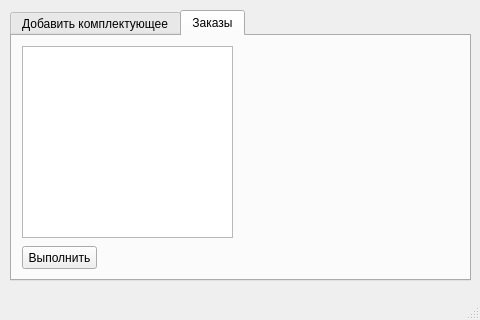
IraSoro/bike-store-database, file windowpostavsika.ui: the form before one commit.
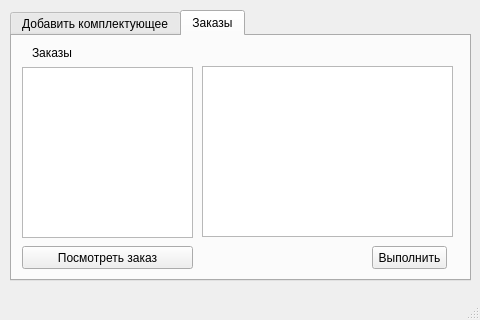
The form after the commit. The open tabs and pages were chosen to show the change.

The edit to the form file:
```diff
--- a/windowpostavsika.ui
+++ b/windowpostavsika.ui
@@ -168,9 +168,9 @@
       <property name="geometry">
        <rect>
         <x>10</x>
-        <y>10</y>
-        <width>211</width>
-        <height>192</height>
+        <y>31</y>
+        <width>171</width>
+        <height>171</height>
        </rect>
       </property>
      </widget>
@@ -178,6 +178,42 @@
       <property name="geometry">
        <rect>
         <x>10</x>
+        <y>210</y>
+        <width>171</width>
+        <height>23</height>
+       </rect>
+      </property>
+      <property name="text">
+       <string>Посмотреть заказ</string>
+      </property>
+     </widget>
+     <widget class="QLabel" name="label">
+      <property name="geometry">
+       <rect>
+        <x>20</x>
+        <y>10</y>
+        <width>47</width>
+        <height>13</height>
+       </rect>
+      </property>
+      <property name="text">
+       <string>Заказы</string>
+      </property>
+     </widget>
+     <widget class="QTableWidget" name="tableWidget">
+      <property name="geometry">
+       <rect>
+        <x>190</x>
+        <y>30</y>
+        <width>251</width>
+        <height>171</height>
+       </rect>
+      </property>
+     </widget>
+     <widget class="QPushButton" name="pushButton_2">
+      <property name="geometry">
+       <rect>
+        <x>360</x>
         <y>210</y>
         <width>75</width>
         <height>23</height>
```
Left out of the diff: 2 changed lines with no effect on the pictures.
